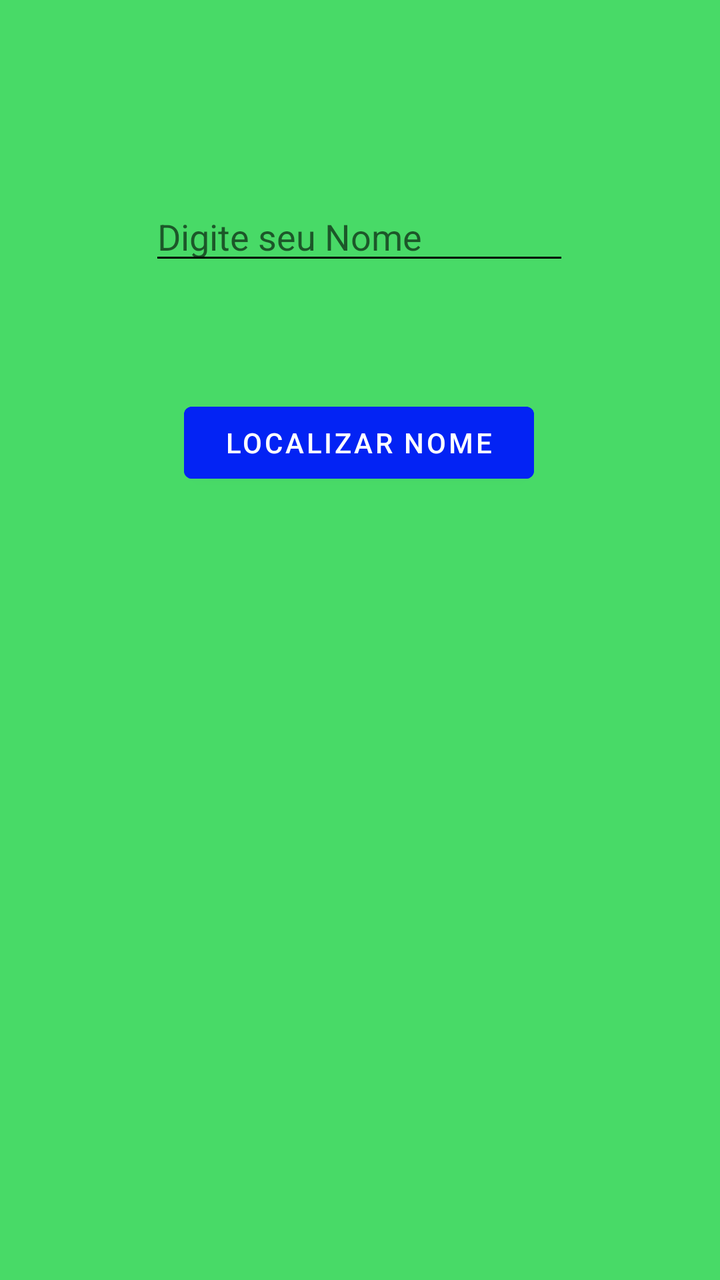
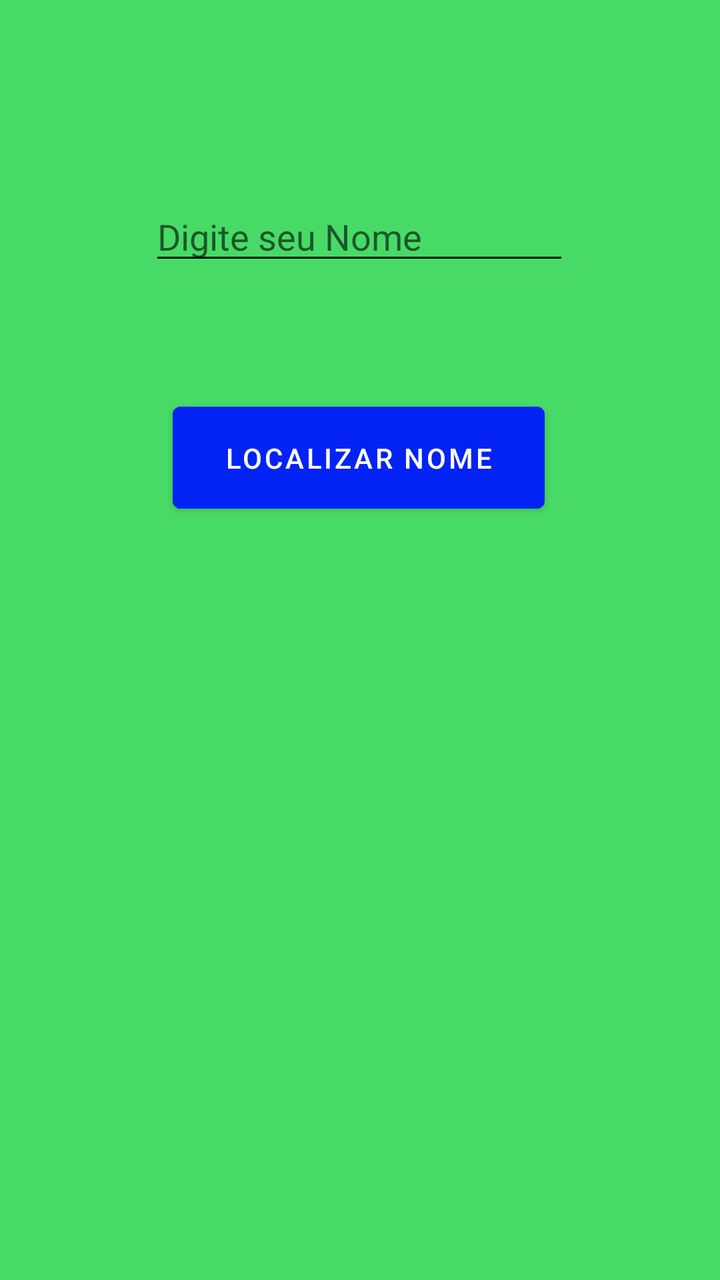

Screens rendered from an Android XML layout before and after an edit, with the pre-edit source and the edit as a unified diff.
<!-- AndroidManifest.xml: application theme Theme.App_Lista_18_10_php -->
<!-- res/layout/activity_tela_consulta.xml -->
<?xml version="1.0" encoding="utf-8"?>
<androidx.constraintlayout.widget.ConstraintLayout xmlns:android="http://schemas.android.com/apk/res/android"
    xmlns:app="http://schemas.android.com/apk/res-auto"
    xmlns:tools="http://schemas.android.com/tools"
    android:layout_width="match_parent"
    android:layout_height="match_parent"
    android:background="@color/azul"
    tools:context=".telaConsulta">

    <EditText
        android:id="@+id/edtLocalizar"
        android:layout_width="wrap_content"
        android:layout_height="wrap_content"
        android:layout_marginTop="96dp"
        android:ems="10"
        android:backgroundTint="@color/black"
        android:hint="@string/nome"
        android:inputType="textPersonName"
        app:layout_constraintEnd_toEndOf="parent"
        app:layout_constraintHorizontal_bias="0.497"
        app:layout_constraintStart_toStartOf="parent"
        app:layout_constraintTop_toTopOf="parent" />

    <Button
        android:id="@+id/btnLocalizar"
        android:layout_width="175dp"
        android:layout_height="48dp"
        android:layout_marginTop="60dp"
        android:backgroundTint="@color/agua"
        android:padding="15px"
        android:text="@string/Localizar"
        app:layout_constraintEnd_toEndOf="parent"
        app:layout_constraintHorizontal_bias="0.497"
        app:layout_constraintStart_toStartOf="parent"
        app:layout_constraintTop_toBottomOf="@+id/edtLocalizar" />

</androidx.constraintlayout.widget.ConstraintLayout>
<!-- resources referenced by this layout -->
<resources>
  <color name="agua">#0323F4</color>
  <color name="azul">#48DA67</color>
  <color name="black">#FF000000</color>
  <string name="Localizar">Localizar nome</string>
  <string name="nome">Digite seu Nome</string>
  <style name="Theme.App_Lista_18_10_php" parent="Theme.MaterialComponents.DayNight.DarkActionBar">
          
          <item name="colorPrimary">@color/purple_500</item>
          <item name="colorPrimaryVariant">@color/purple_700</item>
          <item name="colorOnPrimary">@color/white</item>
          
          <item name="colorSecondary">@color/teal_200</item>
          <item name="colorSecondaryVariant">@color/teal_700</item>
          <item name="colorOnSecondary">@color/black</item>
          
          <item name="android:statusBarColor" tools:targetApi="l">?attr/colorPrimaryVariant</item>
          
      </style>
  <color name="purple_500">#FF6200EE</color>
  <color name="purple_700">#FF3700B3</color>
  <color name="white">#FFFFFFFF</color>
  <color name="teal_200">#FF03DAC5</color>
  <color name="teal_700">#FF018786</color>
</resources>

<!-- the commit's change to res/layout/activity_tela_consulta.xml (unified diff, before → after) -->
@@ -23,11 +23,11 @@
 
     <Button
         android:id="@+id/btnLocalizar"
-        android:layout_width="175dp"
-        android:layout_height="48dp"
+        android:layout_width="186dp"
+        android:layout_height="63dp"
         android:layout_marginTop="60dp"
         android:backgroundTint="@color/agua"
-        android:padding="15px"
+        android:padding="15dp"
         android:text="@string/Localizar"
         app:layout_constraintEnd_toEndOf="parent"
         app:layout_constraintHorizontal_bias="0.497"
